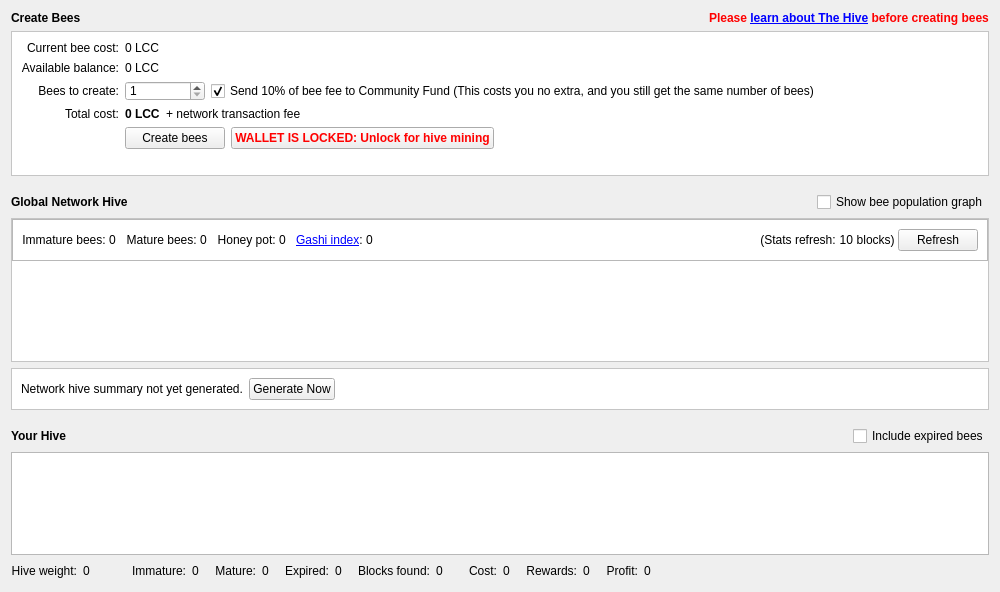
Qt form src/qt/forms/hivedialog.ui (litecoincash-project/litecoincash) before a commit.
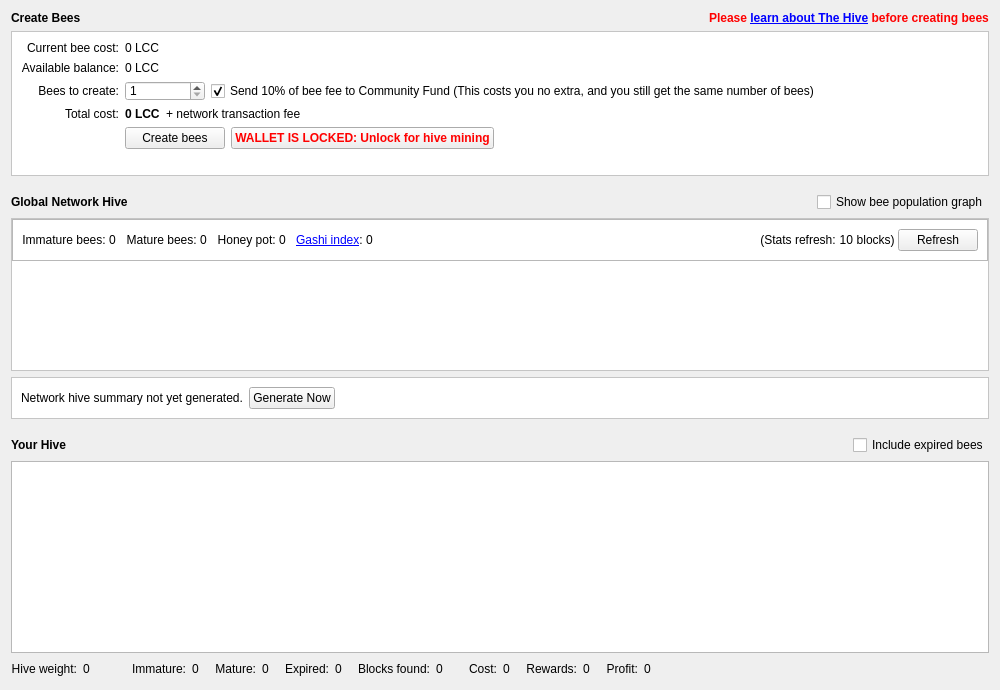
The same form after that commit. Icons and pictures are not drawn. Custom widgets are drawn as their Qt base class.

Patch:
```diff
--- a/src/qt/forms/hivedialog.ui
+++ b/src/qt/forms/hivedialog.ui
@@ -7,7 +7,7 @@
     <x>0</x>
     <y>0</y>
     <width>1000</width>
-    <height>592</height>
+    <height>690</height>
    </rect>
   </property>
   <property name="sizePolicy">
@@ -19,7 +19,7 @@
   <property name="minimumSize">
    <size>
     <width>0</width>
-    <height>500</height>
+    <height>690</height>
    </size>
   </property>
   <property name="styleSheet">
```
